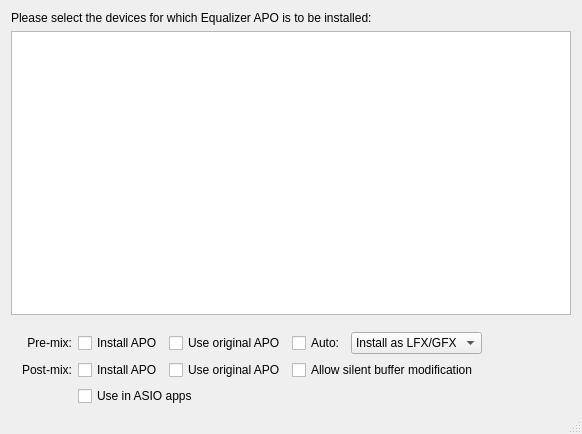
First picture: the form in DeviceSelector/DeviceSelector.ui, repository 115dkk/EqualizerAPO-XT, before the edit.
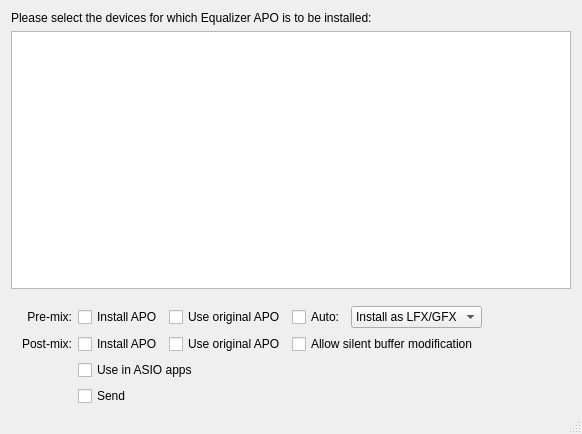
Second picture: the form after the edit. Icons and pictures are not drawn. Custom widgets are drawn as their Qt base class.

Commit message: feat(config): Send hands channels to the equalizer of another playback endpoint (#409)

Diff of the .ui file:
```diff
--- a/DeviceSelector/DeviceSelector.ui
+++ b/DeviceSelector/DeviceSelector.ui
@@ -177,6 +177,16 @@
            </property>
           </widget>
          </item>
+         <item row="4" column="1" colspan="4">
+          <widget class="QCheckBox" name="receiveCheckBox">
+           <property name="toolTip">
+            <string>Plays what Send: lines in other endpoints' configurations hand to this endpoint, even when no program plays here. EqualizerAPOHost keeps a silent stream open on it from logon, and silent buffer modification is turned on with it.</string>
+           </property>
+           <property name="text">
+            <string>Send</string>
+           </property>
+          </widget>
+         </item>
         </layout>
        </widget>
        <widget class="QWidget" name="asioPage">
```
The commit also changes 120 other files.
